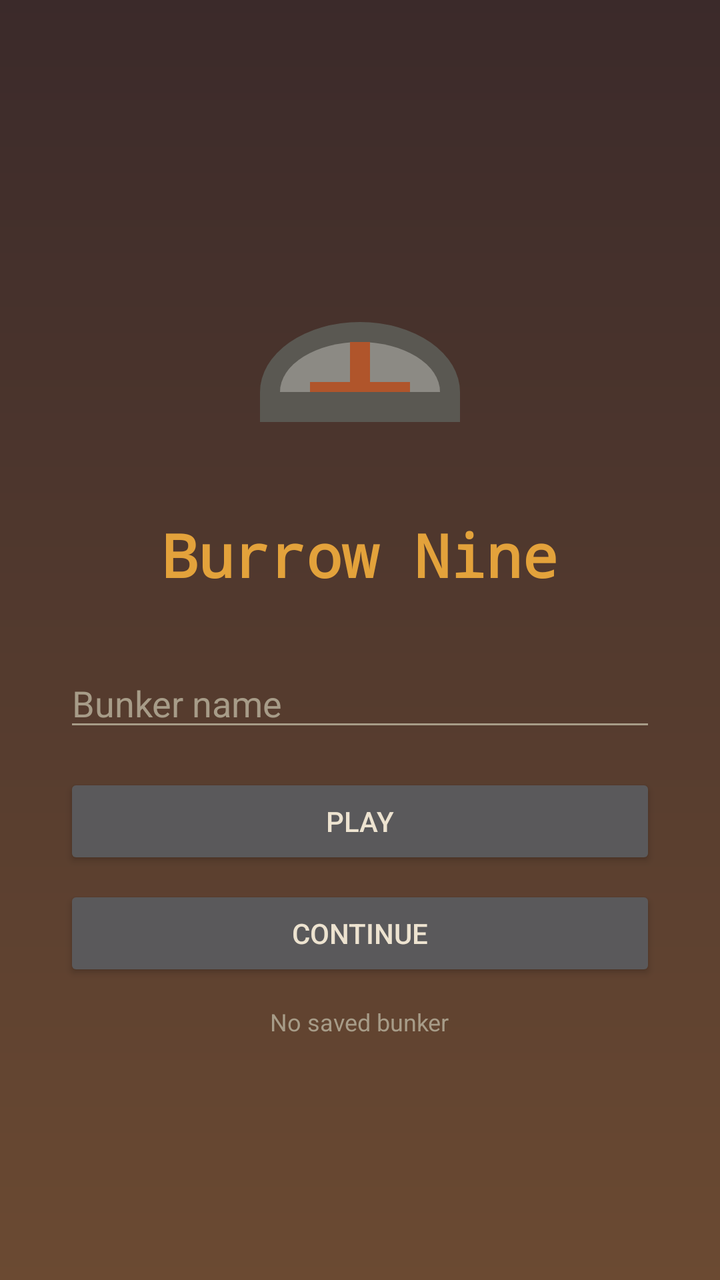
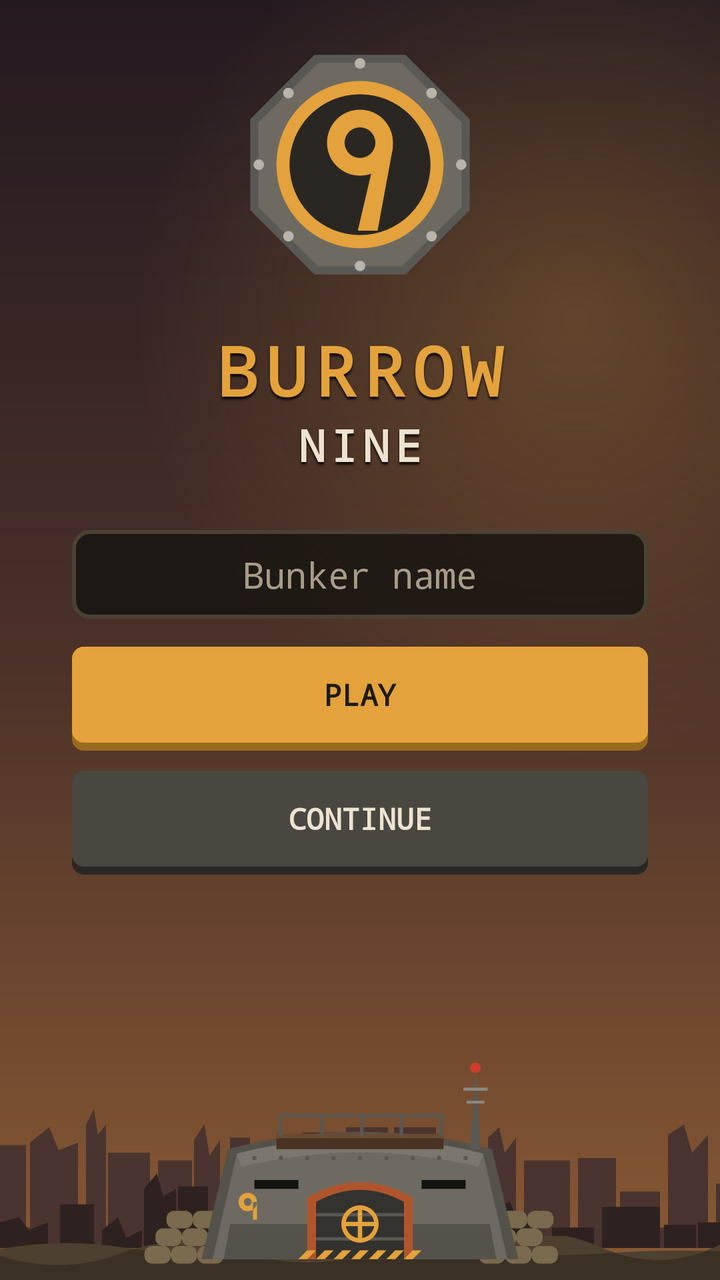

An Android layout rendered at two revisions. The XML below is the earlier revision; the diff shows what the commit changed to produce the second picture.
<!-- AndroidManifest.xml: application theme Theme.BurrowNine -->
<!-- res/layout/activity_main.xml -->
<?xml version="1.0" encoding="utf-8"?>
<FrameLayout xmlns:android="http://schemas.android.com/apk/res/android"
    android:layout_width="match_parent"
    android:layout_height="match_parent"
    android:fitsSystemWindows="true">

    <LinearLayout
        android:layout_width="match_parent"
        android:layout_height="match_parent"
        android:background="@drawable/bg_sky"
        android:gravity="center"
        android:orientation="vertical"
        android:padding="32dp">

        <ImageView
            android:layout_width="120dp"
            android:layout_height="120dp"
            android:contentDescription="@string/hatch"
            android:src="@drawable/ic_hatch" />

        <TextView
            style="@style/BunkerTitle"
            android:layout_width="wrap_content"
            android:layout_height="wrap_content"
            android:layout_marginTop="16dp"
            android:text="@string/app_name" />

        <EditText
            android:id="@+id/bunkerNameInput"
            android:layout_width="match_parent"
            android:layout_height="wrap_content"
            android:layout_marginTop="32dp"
            android:autofillHints="name"
            android:hint="@string/bunker_name_hint"
            android:inputType="textCapWords"
            android:maxLength="20"
            android:textColor="@color/text_main"
            android:textColorHint="@color/text_dim" />

        <Button
            android:id="@+id/playButton"
            android:layout_width="match_parent"
            android:layout_height="wrap_content"
            android:layout_marginTop="16dp"
            android:text="@string/play" />

        <Button
            android:id="@+id/continueButton"
            android:layout_width="match_parent"
            android:layout_height="wrap_content"
            android:layout_marginTop="8dp"
            android:text="@string/continue_game" />

        <TextView
            android:id="@+id/saveSummary"
            style="@style/BunkerSmall"
            android:layout_width="wrap_content"
            android:layout_height="wrap_content"
            android:layout_marginTop="12dp"
            android:text="@string/no_save" />
    </LinearLayout>
</FrameLayout>
<!-- resources referenced by this layout -->
<resources>
  <!-- drawable bg_sky (drawable) -->
  <?xml version="1.0" encoding="utf-8"?>
  <shape xmlns:android="http://schemas.android.com/apk/res/android" android:shape="rectangle">
      <gradient android:angle="270" android:startColor="@color/sky_top" android:endColor="@color/sky_bottom" />
  </shape>
  <!-- drawable ic_hatch (drawable) -->
  <?xml version="1.0" encoding="utf-8"?>
  <vector xmlns:android="http://schemas.android.com/apk/res/android"
      android:width="48dp"
      android:height="48dp"
      android:viewportWidth="48"
      android:viewportHeight="48">
      <path android:fillColor="#FF5A5852" android:pathData="M4,30 A20,14 0 0,1 44,30 L44,36 L4,36 Z" />
      <path android:fillColor="#FF8C8A84" android:pathData="M8,30 A16,10 0 0,1 40,30 Z" />
      <path android:fillColor="#FFB0552B" android:pathData="M22,20 h4 v10 h-4 Z M14,28 h20 v2 h-20 Z" />
  </vector>
  <string name="hatch">Bunker hatch</string>
  <string name="no_save">No saved bunker</string>
  <style name="BunkerTitle">
          <item name="android:textColor">@color/amber</item>
          <item name="android:textSize">30sp</item>
          <item name="android:textStyle">bold</item>
          <item name="android:fontFamily">monospace</item>
      </style>
  <style name="Theme.BurrowNine" parent="Theme.AppCompat.NoActionBar">
          <item name="colorPrimary">@color/rust</item>
          <item name="colorPrimaryDark">@color/soot</item>
          <item name="colorAccent">@color/amber</item>
          <item name="android:windowBackground">@color/bunker_wall</item>
          <item name="android:textColorPrimary">@color/text_main</item>
          <item name="android:textColorSecondary">@color/text_dim</item>
          <item name="android:statusBarColor">@color/soot</item>
      </style>
  <color name="sky_top">#FF3B2A2A</color>
  <color name="sky_bottom">#FF6B4A32</color>
  <color name="bunker_wall">#FF242019</color>
  <!-- unchanged entries left out for length: 10 -->
</resources>

<!-- the commit's change to res/layout/activity_main.xml (unified diff, before → after) -->
@@ -2,35 +2,76 @@
 <FrameLayout xmlns:android="http://schemas.android.com/apk/res/android"
     android:layout_width="match_parent"
     android:layout_height="match_parent"
+    android:background="@drawable/bg_sky"
     android:fitsSystemWindows="true">
+
+    
+    <ImageView
+        android:layout_width="match_parent"
+        android:layout_height="90dp"
+        android:layout_gravity="bottom"
+        android:layout_marginBottom="16dp"
+        android:importantForAccessibility="no"
+        android:scaleType="fitXY"
+        android:src="@drawable/bg_skyline" />
+
+    <ImageView
+        android:layout_width="match_parent"
+        android:layout_height="22dp"
+        android:layout_gravity="bottom"
+        android:importantForAccessibility="no"
+        android:scaleType="fitXY"
+        android:src="@drawable/bg_ground_edge" />
+
+    <ImageView
+        android:layout_width="@dimen/bunker_width"
+        android:layout_height="@dimen/bunker_height"
+        android:layout_gravity="bottom|center_horizontal"
+        android:layout_marginBottom="6dp"
+        android:importantForAccessibility="no"
+        android:src="@drawable/ic_bunker" />
 
     <LinearLayout
         android:layout_width="match_parent"
-        android:layout_height="match_parent"
-        android:background="@drawable/bg_sky"
-        android:gravity="center"
+        android:layout_height="wrap_content"
+        android:layout_gravity="center"
+        android:layout_marginBottom="80dp"
+        android:gravity="center_horizontal"
         android:orientation="vertical"
-        android:padding="32dp">
+        android:paddingStart="36dp"
+        android:paddingEnd="36dp">
 
         <ImageView
-            android:layout_width="120dp"
-            android:layout_height="120dp"
-            android:contentDescription="@string/hatch"
-            android:src="@drawable/ic_hatch" />
+            android:id="@+id/logo"
+            android:layout_width="132dp"
+            android:layout_height="132dp"
+            android:contentDescription="@string/app_name"
+            android:src="@drawable/ic_logo" />
 
         <TextView
             style="@style/BunkerTitle"
             android:layout_width="wrap_content"
             android:layout_height="wrap_content"
-            android:layout_marginTop="16dp"
-            android:text="@string/app_name" />
+            android:layout_marginTop="14dp"
+            android:text="@string/title_line_1" />
+
+        <TextView
+            style="@style/BunkerTitle"
+            android:layout_width="wrap_content"
+            android:layout_height="wrap_content"
+            android:text="@string/title_line_2"
+            android:textColor="@color/text_main"
+            android:textSize="22sp" />
 
         <EditText
             android:id="@+id/bunkerNameInput"
             android:layout_width="match_parent"
             android:layout_height="wrap_content"
-            android:layout_marginTop="32dp"
+            android:layout_marginTop="28dp"
             android:autofillHints="name"
+            android:background="@drawable/bg_field"
+            android:fontFamily="monospace"
+            android:gravity="center"
             android:hint="@string/bunker_name_hint"
             android:inputType="textCapWords"
             android:maxLength="20"
@@ -41,14 +82,15 @@
             android:id="@+id/playButton"
             android:layout_width="match_parent"
             android:layout_height="wrap_content"
-            android:layout_marginTop="16dp"
+            android:layout_marginTop="14dp"
             android:text="@string/play" />
 
         <Button
             android:id="@+id/continueButton"
+            style="@style/BunkerButton.Dark"
             android:layout_width="match_parent"
             android:layout_height="wrap_content"
-            android:layout_marginTop="8dp"
+            android:layout_marginTop="10dp"
             android:text="@string/continue_game" />
 
         <TextView
@@ -56,7 +98,7 @@
             style="@style/BunkerSmall"
             android:layout_width="wrap_content"
             android:layout_height="wrap_content"
-            android:layout_marginTop="12dp"
-            android:text="@string/no_save" />
+            android:layout_marginTop="10dp"
+            android:fontFamily="monospace" />
     </LinearLayout>
 </FrameLayout>
<!-- resource entries referenced after the edit -->
@@ -1,41 +1,155 @@
 <!-- resources referenced by this layout -->
 <resources>
+  <dimen name="bunker_height">110dp</dimen>
+  <dimen name="bunker_width">220dp</dimen>
+  <!-- drawable bg_field (drawable) -->
+  <?xml version="1.0" encoding="utf-8"?>
+  <shape xmlns:android="http://schemas.android.com/apk/res/android" android:shape="rectangle">
+      <solid android:color="#CC15130F" />
+      <stroke android:width="2dp" android:color="@color/panel_line" />
+      <corners android:radius="8dp" />
+      <padding android:left="14dp" android:right="14dp" android:top="10dp" android:bottom="10dp" />
+  </shape>
+  <!-- drawable bg_ground_edge (drawable) -->
+  <?xml version="1.0" encoding="utf-8"?>
+  <vector xmlns:android="http://schemas.android.com/apk/res/android"
+      android:width="360dp"
+      android:height="20dp"
+      android:viewportWidth="360"
+      android:viewportHeight="20">
+      <path android:fillColor="#FF3A3024" android:pathData="M0,6 Q30,1 60,5 T120,4 T180,6 T240,3 T300,5 T360,4 L360,20 L0,20 Z" />
+      <path android:fillColor="#FF4E4030" android:pathData="M0,6 Q30,1 60,5 T120,4 T180,6 T240,3 T300,5 T360,4 L360,7 Q330,6 300,8 T240,6 T180,9 T120,7 T60,8 T0,9 Z" />
+  </vector>
   <!-- drawable bg_sky (drawable) -->
   <?xml version="1.0" encoding="utf-8"?>
-  <shape xmlns:android="http://schemas.android.com/apk/res/android" android:shape="rectangle">
-      <gradient android:angle="270" android:startColor="@color/sky_top" android:endColor="@color/sky_bottom" />
-  </shape>
-  <!-- drawable ic_hatch (drawable) -->
+  <layer-list xmlns:android="http://schemas.android.com/apk/res/android">
+      <item>
+          <shape android:shape="rectangle">
+              <gradient android:angle="270" android:startColor="@color/sky_top" android:centerColor="@color/sky_mid" android:endColor="@color/sky_bottom" />
+          </shape>
+      </item>
+      <item>
+          <shape android:shape="rectangle">
+              <gradient android:type="radial" android:centerX="0.8" android:centerY="0.25" android:gradientRadius="220dp"
+                  android:startColor="#40E3A23B" android:endColor="#00E3A23B" />
+          </shape>
+      </item>
+  </layer-list>
+  <!-- drawable bg_skyline (drawable) -->
   <?xml version="1.0" encoding="utf-8"?>
   <vector xmlns:android="http://schemas.android.com/apk/res/android"
-      android:width="48dp"
-      android:height="48dp"
-      android:viewportWidth="48"
-      android:viewportHeight="48">
-      <path android:fillColor="#FF5A5852" android:pathData="M4,30 A20,14 0 0,1 44,30 L44,36 L4,36 Z" />
-      <path android:fillColor="#FF8C8A84" android:pathData="M8,30 A16,10 0 0,1 40,30 Z" />
-      <path android:fillColor="#FFB0552B" android:pathData="M22,20 h4 v10 h-4 Z M14,28 h20 v2 h-20 Z" />
+      android:width="360dp"
+      android:height="70dp"
+      android:viewportWidth="360"
+      android:viewportHeight="70">
+      <path android:fillColor="#FF4A3430" android:pathData="M0,70 L0,62 L0,30 L13,30 L13,62 L15,62 L15,29 L24.6,23 L29.4,32 L39,29 L39,62 L43,62 L43,22 L47,16 L49,26 L53,22 L53,62 L54,62 L54,33 L75,33 L75,62 L79,62 L79,36 L96,36 L96,62 L97,62 L97,28 L102.2,22 L104.8,34 L110,28 L110,62 L115,62 L115,27 L125,27 L125,62 L126,62 L126,30 L134.8,28 L139.2,35 L148,30 L148,62 L151,62 L151,25 L170,25 L170,62 L173,62 L173,23 L194,23 L194,62 L197,62 L197,23 L218,23 L218,62 L219,62 L219,37 L228.6,34 L233.4,43 L243,37 L243,62 L244,62 L244,27 L249.6,23 L252.4,33 L258,27 L258,62 L262,62 L262,36 L285,36 L285,62 L289,62 L289,35 L308,35 L308,62 L310,62 L310,48 L330,48 L330,62 L334,62 L334,26 L342,22 L346,33 L354,26 L354,62 L358,62 L358,45 L360,45 L360,62 L360,70 Z" />
+      <path android:fillColor="#FF2E2220" android:pathData="M0,70 L0,70 L0,60 L9.6,58 L14.4,63 L24,60 L24,70 L30,70 L30,53 L47,53 L47,70 L51,70 L51,63 L59,58 L63,66 L71,63 L71,70 L72,70 L72,47 L78.4,41 L81.6,50 L88,47 L88,70 L89,70 L89,46 L104,46 L104,63 L125,63 L125,70 L126,70 L126,51 L135.2,49 L139.8,58 L149,51 L149,70 L151,70 L151,61 L170,61 L170,70 L175,70 L175,53 L183,51 L187,60 L195,53 L195,49 L215,49 L215,70 L218,70 L218,50 L242,50 L242,70 L245,70 L245,55 L255,52 L260,63 L270,55 L270,70 L276,70 L276,62 L297,62 L297,70 L301,70 L301,54 L330,54 L330,70 L332,70 L332,61 L348,61 L348,70 L349,70 L349,60 L360,60 L360,70 L360,70 Z" />
   </vector>
-  <string name="hatch">Bunker hatch</string>
-  <string name="no_save">No saved bunker</string>
+  <!-- drawable ic_bunker: vector/xml drawable (drawable, 4736 chars, omitted) -->
+  <!-- drawable ic_logo (drawable) -->
+  <?xml version="1.0" encoding="utf-8"?>
+  <vector xmlns:android="http://schemas.android.com/apk/res/android"
+      android:width="120dp"
+      android:height="120dp"
+      android:viewportWidth="120"
+      android:viewportHeight="120">
+      <path android:fillColor="#FF5A5852" android:pathData="M109.89,80.66 L80.66,109.89 L39.34,109.89 L10.11,80.66 L10.11,39.34 L39.34,10.11 L80.66,10.11 L109.89,39.34 Z" />
+      <path android:fillColor="#FF6E6A62" android:pathData="M106.19,79.13 L79.13,106.19 L40.87,106.19 L13.81,79.13 L13.81,40.87 L40.87,13.81 L79.13,13.81 L106.19,40.87 Z" />
+      <path android:fillColor="#FFB8B4AA" android:pathData="M103.6,60 a2.4,2.4 0 1,0 4.8,0 a2.4,2.4 0 1,0 -4.8,0 Z M90.13,92.53 a2.4,2.4 0 1,0 4.8,0 a2.4,2.4 0 1,0 -4.8,0 Z M57.6,106 a2.4,2.4 0 1,0 4.8,0 a2.4,2.4 0 1,0 -4.8,0 Z M25.07,92.53 a2.4,2.4 0 1,0 4.8,0 a2.4,2.4 0 1,0 -4.8,0 Z M11.6,60 a2.4,2.4 0 1,0 4.8,0 a2.4,2.4 0 1,0 -4.8,0 Z M25.07,27.47 a2.4,2.4 0 1,0 4.8,0 a2.4,2.4 0 1,0 -4.8,0 Z M57.6,14 a2.4,2.4 0 1,0 4.8,0 a2.4,2.4 0 1,0 -4.8,0 Z M90.13,27.47 a2.4,2.4 0 1,0 4.8,0 a2.4,2.4 0 1,0 -4.8,0 Z" />
+      <path android:fillColor="#FFE3A23B" android:fillType="evenOdd" android:pathData="M22,60 a38,38 0 1,0 76,0 a38,38 0 1,0 -76,0 Z M28,60 a32,32 0 1,0 64,0 a32,32 0 1,0 -64,0 Z" />
+      <path android:fillColor="#FF2A2722" android:pathData="M28,60 a32,32 0 1,0 64,0 a32,32 0 1,0 -64,0 Z" />
+      <path android:fillColor="#FFE3A23B" android:fillType="evenOdd" android:pathData="M45,50 a15,15 0 1,0 30,0 a15,15 0 1,0 -30,0 Z M53,50 a7,7 0 1,0 14,0 a7,7 0 1,0 -14,0 Z" />
+      <path android:fillColor="#FFE3A23B" android:pathData="M66.5,58 L75,52 L68,90 L59,90 Z" />
+  </vector>
+  <string name="title_line_1">BURROW</string>
+  <string name="title_line_2">NINE</string>
+  <style name="BunkerButton.Dark">
+          <item name="android:background">@drawable/bg_button_dark</item>
+          <item name="android:textColor">@color/text_main</item>
+      </style>
   <style name="BunkerTitle">
           <item name="android:textColor">@color/amber</item>
-          <item name="android:textSize">30sp</item>
+          <item name="android:textSize">34sp</item>
           <item name="android:textStyle">bold</item>
           <item name="android:fontFamily">monospace</item>
+          <item name="android:letterSpacing">0.12</item>
+          <item name="android:shadowColor">#CC000000</item>
+          <item name="android:shadowDy">4</item>
+          <item name="android:shadowRadius">2</item>
       </style>
   <style name="Theme.BurrowNine" parent="Theme.AppCompat.NoActionBar">
           <item name="colorPrimary">@color/rust</item>
           <item name="colorPrimaryDark">@color/soot</item>
           <item name="colorAccent">@color/amber</item>
+          <item name="colorControlNormal">@color/text_dim</item>
           <item name="android:windowBackground">@color/bunker_wall</item>
           <item name="android:textColorPrimary">@color/text_main</item>
           <item name="android:textColorSecondary">@color/text_dim</item>
           <item name="android:statusBarColor">@color/soot</item>
+          <item name="buttonStyle">@style/BunkerButton</item>
       </style>
-  <color name="sky_top">#FF3B2A2A</color>
-  <color name="sky_bottom">#FF6B4A32</color>
-  <color name="bunker_wall">#FF242019</color>
+  <color name="panel_line">#FF4A4234</color>
+  <color name="sky_top">#FF231A20</color>
+  <color name="sky_mid">#FF4A3028</color>
+  <color name="sky_bottom">#FF8A5A34</color>
+  <!-- drawable bg_button_dark (drawable) -->
+  <?xml version="1.0" encoding="utf-8"?>
+  <selector xmlns:android="http://schemas.android.com/apk/res/android">
+      <item android:state_enabled="false">
+          <layer-list>
+              <item android:top="0dp"><shape><solid android:color="#FF26241F" /><corners android:radius="6dp" /></shape></item>
+              <item android:top="0dp" android:bottom="4dp"><shape><solid android:color="#FF34322E" /><corners android:radius="6dp" /></shape></item>
+          </layer-list>
+      </item>
+      <item android:state_pressed="true">
+          <layer-list>
+              <item android:top="1dp"><shape><solid android:color="#FF2A2824" /><corners android:radius="6dp" /></shape></item>
+              <item android:top="1dp" android:bottom="1dp"><shape><solid android:color="@color/steel_dark" /><corners android:radius="6dp" /></shape></item>
+          </layer-list>
+      </item>
+      <item>
+          <layer-list>
+              <item android:top="0dp"><shape><solid android:color="#FF2A2824" /><corners android:radius="6dp" /></shape></item>
+              <item android:top="0dp" android:bottom="4dp"><shape><solid android:color="#FF4A4741" /><corners android:radius="6dp" /></shape></item>
+          </layer-list>
+      </item>
+  </selector>
+  <color name="bunker_wall">#FF201D18</color>
+  <style name="BunkerButton" parent="Widget.AppCompat.Button">
+          <item name="android:background">@drawable/bg_button</item>
+          <item name="android:textColor">@color/text_on_amber</item>
+          <item name="android:textStyle">bold</item>
+          <item name="android:fontFamily">monospace</item>
+          <item name="android:textSize">15sp</item>
+          <item name="android:minHeight">52dp</item>
+          <item name="android:paddingBottom">4dp</item>
+          <item name="android:stateListAnimator">@null</item>
+      </style>
+  <color name="steel_dark">#FF5A5852</color>
+  <!-- drawable bg_button (drawable) -->
+  <?xml version="1.0" encoding="utf-8"?>
+  <selector xmlns:android="http://schemas.android.com/apk/res/android">
+      <item android:state_enabled="false">
+          <layer-list>
+              <item android:top="0dp"><shape><solid android:color="#FF3E3C38" /><corners android:radius="6dp" /></shape></item>
+              <item android:top="0dp" android:bottom="4dp"><shape><solid android:color="@color/steel_dark" /><corners android:radius="6dp" /></shape></item>
+          </layer-list>
+      </item>
+      <item android:state_pressed="true">
+          <layer-list>
+              <item android:top="1dp"><shape><solid android:color="#FF6E4A14" /><corners android:radius="6dp" /></shape></item>
+              <item android:top="1dp" android:bottom="1dp"><shape><solid android:color="@color/amber_dark" /><corners android:radius="6dp" /></shape></item>
+          </layer-list>
+      </item>
+      <item>
+          <layer-list>
+              <item android:top="0dp"><shape><solid android:color="@color/amber_dark" /><corners android:radius="6dp" /></shape></item>
+              <item android:top="0dp" android:bottom="4dp"><shape><solid android:color="@color/amber" /><corners android:radius="6dp" /></shape></item>
+          </layer-list>
+      </item>
+  </selector>
+  <color name="text_on_amber">#FF1E1A12</color>
+  <color name="amber_dark">#FF9A6A1E</color>
   <!-- unchanged entries left out for length: 10 -->
 </resources>
 
